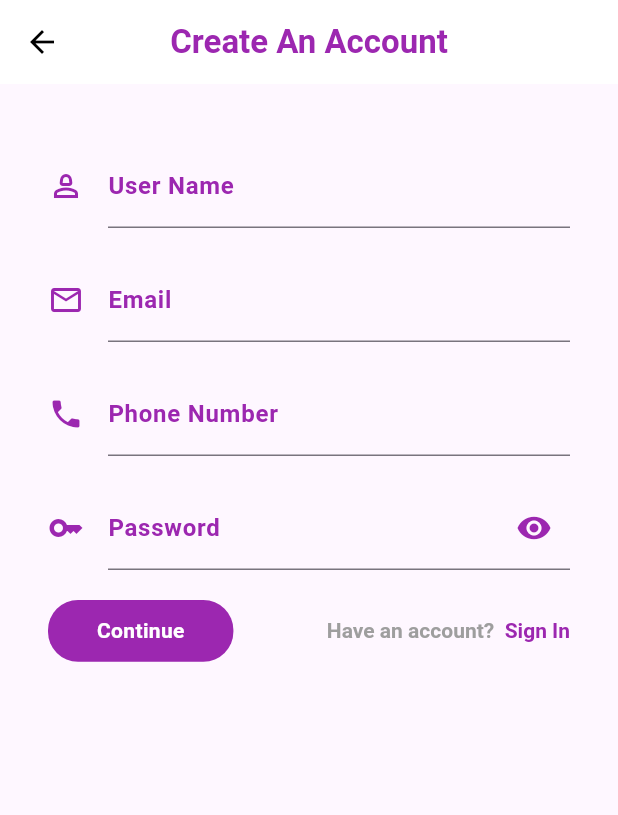
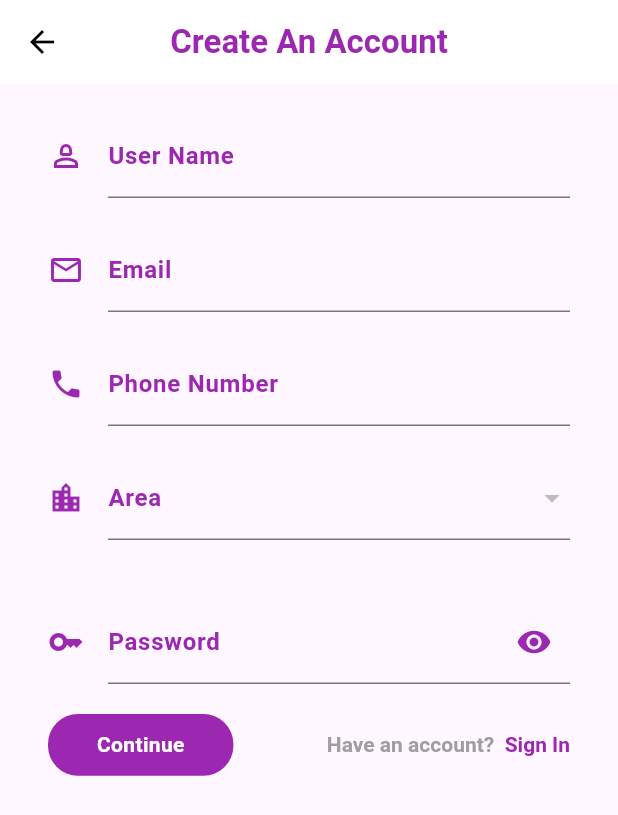
Before and after one commit to izharnjoroge/ecommerceapp_with_superbase, a Flutter app: the screen it shows after launch, after a tap on an icon or button, on a phone screen of 412 x 824 dp. Shown: the top 815 px of the screen. Run offline on Flutter 3.47's test engine with Material 3 defaults, Android fonts, the phone set to English and light mode, and no system bars; our stand-ins replace badges, bloc, cached_network_image, carousel_slider, flutter_bloc, flutter_dotenv and 5 more; accounts and stored records are empty.

Commit message:
added location on sign up

```diff
--- a/lib/main.dart
+++ b/lib/main.dart
@@ -1,3 +1,5 @@
+import 'dart:developer';
+
 import 'package:ecommerceapp/blocs/orderBloc/order_bloc_cubit.dart';
 import 'package:ecommerceapp/repos/categoryRepo/category_repo.dart';
 import 'package:ecommerceapp/repos/orderRepo/order_repo.dart';
@@ -23,7 +25,7 @@ main() async {
   WidgetsFlutterBinding.ensureInitialized();
   SystemChrome.setPreferredOrientations([DeviceOrientation.portraitUp]);
   await dotenv.load(fileName: ".env");
-  initSupaBase();
+  // initSupaBase();
   runApp(MyApp());
 }
 
@@ -35,13 +37,37 @@ Future<void> initSupaBase() async {
 }
 
 class MyApp extends StatelessWidget {
-  final supabase = Supabase.instance.client;
-
   MyApp({super.key});
 
   @override
   Widget build(BuildContext context) {
+    return FutureBuilder<void>(
+      future: initSupaBase(),
+      builder: (context, snapshot) {
+        if (snapshot.connectionState == ConnectionState.waiting) {
+          return const MaterialApp(
+            home: Scaffold(
+              body: Center(
+                child: CircularProgressIndicator(
+                  color: Colors.purple,
+                ),
+              ),
+            ),
+          );
+        }
+
+        if (snapshot.hasError) {
+          return const MaterialApp(
+            home: Scaffold(
+              body: Center(
+                child: Text('Failed to initialize '),
+              ),
+            ),
+          );
+        }
+        final supabase = Supabase.instance.client;
         final Session? session = supabase.auth.currentSession;
+
         return MultiBlocProvider(
           providers: [
             BlocProvider(
@@ -54,8 +80,10 @@ class MyApp extends StatelessWidget {
               create: (context) => OrderCubit(OrderRepo()),
             ),
           ],
-      child: ChangeNotifierProvider(
-        create: (context) => CartProvider(),
+          child: MultiProvider(
+            providers: [
+              ChangeNotifierProvider(create: (context) => CartProvider()),
+            ],
             child: GetMaterialApp(
                 navigatorKey: NavigationService.navigatorKey,
                 debugShowCheckedModeBanner: false,
@@ -67,5 +95,7 @@ class MyApp extends StatelessWidget {
                     : const LoginScreen()),
           ),
         );
+      },
+    );
   }
 }
--- a/lib/models/location_model.dart
+++ b/lib/models/location_model.dart
@@ -13,7 +13,7 @@ class LocationModel {
 
   @override
   String toString() {
-    return 'ItemModel(street: $street, area: $area)';
+    return 'LocationModel(street: $street, area: $area)';
   }
 }
 
@@ -35,6 +35,6 @@ class ListLocationModel {
 
   @override
   String toString() {
-    return 'ItemModel(id: $id, area: $area, streets: $streets)';
+    return 'ListLocationModel(id: $id, area: $area, streets: $streets)';
   }
 }
--- a/lib/repos/auth/auth.dart
+++ b/lib/repos/auth/auth.dart
@@ -8,6 +8,8 @@ class Auth {
     String password,
     String? username,
     String phone,
+    String? area,
+    String? street,
   ) async {
     try {
       await supabase.auth.signUp(
@@ -16,6 +18,8 @@ class Auth {
         data: {
           'username': username,
           'phone': phone,
+          'area': area ?? '',
+          'street': street ?? ''
         },
       );
       return 'Welcome';
--- /dev/null
+++ b/lib/repos/locationRepo/location_repo.dart
@@ -0,0 +1,15 @@
+import 'package:ecommerceapp/models/location_model.dart';
+import 'package:supabase_flutter/supabase_flutter.dart';
+
+class LocationRepo {
+  final supabase = Supabase.instance.client;
+
+  Future getLocations() async {
+    final res = await supabase.from('location').select();
+
+    final List<dynamic> data = res as List<dynamic>;
+    final List<ListLocationModel> items =
+        data.map((item) => ListLocationModel.fromJson(item)).toList();
+    return items;
+  }
+}
--- a/lib/screens/auth/signUp.dart
+++ b/lib/screens/auth/signUp.dart
@@ -1,10 +1,10 @@
-import 'dart:typed_data';
+import 'package:ecommerceapp/models/location_model.dart';
 import 'package:ecommerceapp/repos/auth/auth.dart';
+import 'package:ecommerceapp/repos/locationRepo/location_repo.dart';
 import 'package:ecommerceapp/screens/landing%20page/load_screen.dart';
 import 'package:flutter/material.dart';
 import 'package:gap/gap.dart';
 import 'package:get/get.dart';
-import 'package:image_picker/image_picker.dart';
 
 class SignUp extends StatefulWidget {
   const SignUp({Key? key}) : super(key: key);
@@ -15,17 +15,22 @@ class SignUp extends StatefulWidget {
 
 class _SignUpState extends State<SignUp> {
   final Auth auth = Auth();
+
   final TextEditingController _emailController = TextEditingController();
   final TextEditingController _passwordController = TextEditingController();
   final TextEditingController _nameController = TextEditingController();
   final TextEditingController _phoneController = TextEditingController();
 
   final _signUpFormKey = GlobalKey<FormState>();
-  final ImagePicker _picker = ImagePicker();
-  Uint8List? _pickedFile;
+
   String response = '';
   bool isLoading = false;
   bool _isPasswordVisible = false;
+
+  final LocationRepo _locationRepo = LocationRepo();
+  List<ListLocationModel> _locations = [];
+  ListLocationModel? _selectedLocation;
+  String? _selectedStreet;
 
   @override
   void dispose() {
@@ -69,27 +74,6 @@ class _SignUpState extends State<SignUp> {
     return null;
   }
 
-  void _getImageFromGallery() async {
-    XFile? pickedFile = await _picker.pickImage(source: ImageSource.gallery);
-    if (pickedFile != null) {
-      Uint8List photo = await pickedFile.readAsBytes();
-      setState(() {
-        _pickedFile = photo;
-      });
-    }
-  }
-
-  void _takePhoto() async {
-    XFile? pickedFile = await _picker.pickImage(source: ImageSource.camera);
-
-    if (pickedFile != null) {
-      Uint8List photo = await pickedFile.readAsBytes();
-      setState(() {
-        _pickedFile = photo;
-      });
-    }
-  }
-
   void _signUp() async {
     setState(() {
       isLoading = true;
@@ -111,10 +95,10 @@ class _SignUpState extends State<SignUp> {
       final name = _nameController.text;
       final phone = _phoneController.text;
 
-      response = await auth.signUp(email, password, name, phone);
+      response = await auth.signUp(email, password, name, phone,
+          _selectedLocation?.area, _selectedStreet);
 
       if (response == 'Welcome') {
-        // Get.to(() => VerifyOtp(phone: phone));
         Get.offAll(() => const LandingPage());
         Get.snackbar('Welcome', '',
             backgroundColor: Colors.green,
@@ -141,6 +125,29 @@ class _SignUpState extends State<SignUp> {
     setState(() {
       _isPasswordVisible = !_isPasswordVisible;
     });
+  }
+
+  @override
+  void initState() {
+    _getLocations();
+    super.initState();
+  }
+
+  _getLocations() async {
+    try {
+      final locations = await _locationRepo.getLocations();
+      setState(() {
+        _locations = locations;
+      });
+    } catch (e) {
+      Get.back();
+      Get.snackbar('An error occurred', 'Please try again',
+          backgroundColor: Colors.red,
+          colorText: Colors.white,
+          snackPosition: SnackPosition.BOTTOM,
+          isDismissible: true,
+          duration: const Duration(seconds: 3));
+    }
   }
 
   @override
@@ -173,66 +180,6 @@ class _SignUpState extends State<SignUp> {
                   child: Column(
                     crossAxisAlignment: CrossAxisAlignment.center,
                     children: [
-                      const Gap(20),
-                      // Stack(
-                      //   alignment: Alignment.center,
-                      //   children: [
-                      //     CircleAvatar(
-                      //       radius: 100,
-                      //       backgroundColor: Colors.grey.shade300,
-                      //       backgroundImage: _pickedFile != null
-                      //           ? MemoryImage(_pickedFile!)
-                      //           : null,
-                      //       child: _pickedFile == null
-                      //           ? const Icon(
-                      //               Icons.person_outline,
-                      //               size: 60,
-                      //               color: Colors.white,
-                      //             )
-                      //           : null,
-                      //     ),
-                      //     Positioned(
-                      //       bottom: 18,
-                      //       right: 10,
-                      //       child: Material(
-                      //         color: Colors.transparent,
-                      //         shape: const CircleBorder(),
-                      //         elevation: 4,
-                      //         child: CircleAvatar(
-                      //           backgroundColor: Colors.white,
-                      //           radius: 20,
-                      //           child: IconButton(
-                      //             icon: const Icon(
-                      //               Icons.file_upload,
-                      //               color: Colors.grey,
-                      //             ),
-                      //             onPressed: _getImageFromGallery,
-                      //           ),
-                      //         ),
-                      //       ),
-                      //     ),
-                      //     Positioned(
-                      //       bottom: 18,
-                      //       left: 16,
-                      //       child: Material(
-                      //         color: Colors.transparent,
-                      //         shape: const CircleBorder(),
-                      //         elevation: 4,
-                      //         child: CircleAvatar(
-                      //           backgroundColor: Colors.white,
-                      //           radius: 20,
-                      //           child: IconButton(
-                      //             icon: const Icon(
-                      //               Icons.camera,
-                      //               color: Colors.grey,
-                      //             ),
-                      //             onPressed: _takePhoto,
-                      //           ),
-                      //         ),
-                      //       ),
-                      //     ),
-                      //   ],
-                      // ),
                       const Gap(20),
                       TextFormField(
                         controller: _nameController,
@@ -293,6 +240,70 @@ class _SignUpState extends State<SignUp> {
                           validator: (val) {
                             return validatePhone(val ?? '');
                           }),
+                      const Gap(20),
+                      DropdownButtonFormField<ListLocationModel>(
+                        decoration: const InputDecoration(
+                          icon: Icon(Icons.location_city),
+                          iconColor: Colors.purple,
+                          labelText: 'Area',
+                          labelStyle: TextStyle(
+                              color: Colors.purple,
+                              fontWeight: FontWeight.bold),
+                          focusedBorder: UnderlineInputBorder(
+                              borderSide: BorderSide(color: Colors.purple)),
+                        ),
+                        items: _locations.map((location) {
+                          return DropdownMenuItem(
+                            value: location,
+                            child: Text(location.area),
+                          );
+                        }).toList(),
+                        onChanged: (location) {
+                          setState(() {
+                            _selectedLocation = location;
+                            _selectedStreet = null; // Reset selected street
+                          });
+                        },
+                        value: _selectedLocation,
+                        validator: (value) {
+                          if (value == null) {
+                            return 'Please select an area';
+                          }
+                          return null;
+                        },
+                      ),
+                      const Gap(20),
+                      if (_selectedLocation != null)
+                        DropdownButtonFormField<String>(
+                          decoration: const InputDecoration(
+                            icon: Icon(Icons.streetview),
+                            iconColor: Colors.purple,
+                            labelText: 'Street',
+                            labelStyle: TextStyle(
+                                color: Colors.purple,
+                                fontWeight: FontWeight.bold),
+                            focusedBorder: UnderlineInputBorder(
+                                borderSide: BorderSide(color: Colors.purple)),
+                          ),
+                          items: _selectedLocation!.streets.map((street) {
+                            return DropdownMenuItem(
+                              value: street,
+                              child: Text(street),
+                            );
+                          }).toList(),
+                          onChanged: (street) {
+                            setState(() {
+                              _selectedStreet = street;
+                            });
+                          },
+                          value: _selectedStreet,
+                          validator: (value) {
+                            if (value == null) {
+                              return 'Please select a street';
+                            }
+                            return null;
+                          },
+                        ),
                       const Gap(20),
                       TextFormField(
                         controller: _passwordController,
```
Also changed, not shown: lib/screens/auth/store.dart (added, +415 -0 lines), lib/screens/widgets/item_details.dart (+4 -3 lines). Lines whose indentation alone changed are shown as unchanged.
